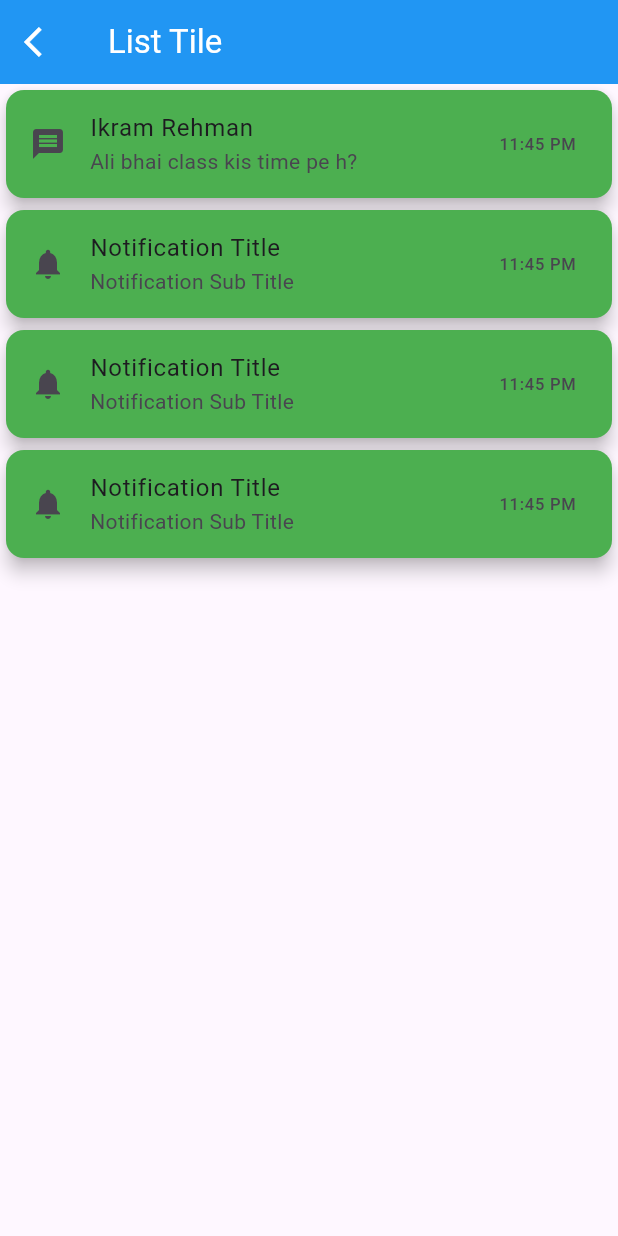
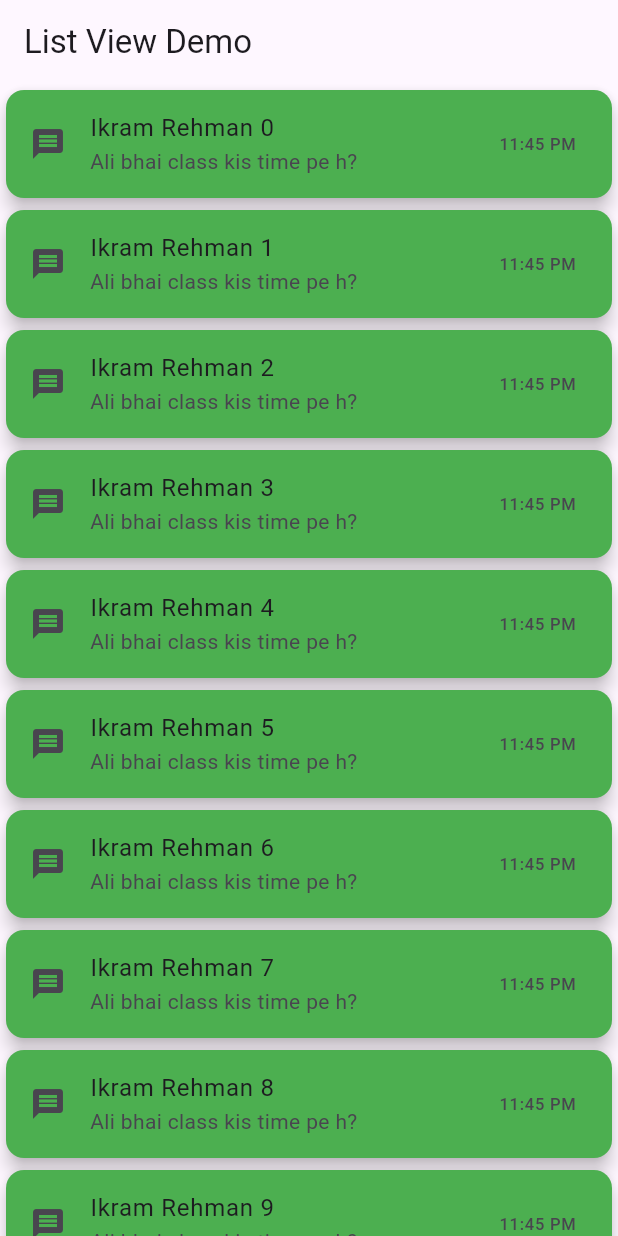
Before and after one commit to MuhammadAliKust/Flutter-B13, a Flutter app: the screen it shows after launch, on a phone screen of 412 x 824 dp. Run offline on Flutter 3.47's test engine with Material 3 defaults, Android fonts, the phone set to English and light mode, and no system bars; our stand-ins replace image_picker, string_validator.

Commit message:
List View Builder Done

```diff
--- /dev/null
+++ b/lib/list_view_demo.dart
@@ -0,0 +1,27 @@
+import 'package:flutter/material.dart';
+
+
+class ListViewDemo extends StatelessWidget {
+  const ListViewDemo({super.key});
+
+  @override
+  Widget build(BuildContext context) {
+    return Scaffold(
+      appBar: AppBar(title: Text("List View Demo"),),
+      body: ListView.builder(
+          itemCount: 10,
+          itemBuilder: (context, i){
+        return Card(
+          elevation: 5,
+          color: Colors.green,
+          child: ListTile(
+            leading: Icon(Icons.message),
+            title: Text("Ikram Rehman $i"),
+            subtitle: Text("Ali bhai class kis time pe h?"),
+            trailing: Text("11:45 PM"),
+          ),
+        );
+      }),
+    );
+  }
+}
--- a/lib/main.dart
+++ b/lib/main.dart
@@ -1,5 +1,6 @@
 import 'package:flutter/material.dart';
 import 'package:flutter_b14/list_tile.dart';
+import 'package:flutter_b14/list_view_demo.dart';
 import 'package:flutter_b14/login.dart';
 
 import 'file_image.dart';
@@ -14,7 +15,7 @@ class MyApp extends StatelessWidget {
   @override
   Widget build(BuildContext context) {
     return MaterialApp(
-      home: ListTileDemo(),
+      home: ListViewDemo(),
     );
   }
 }
```
